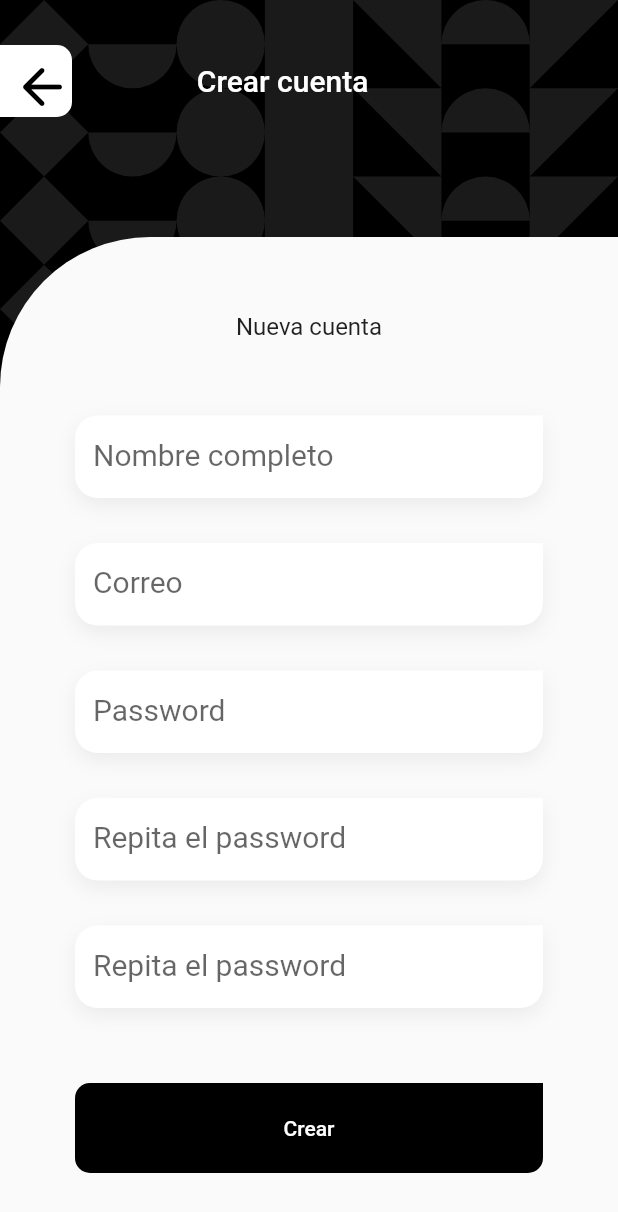
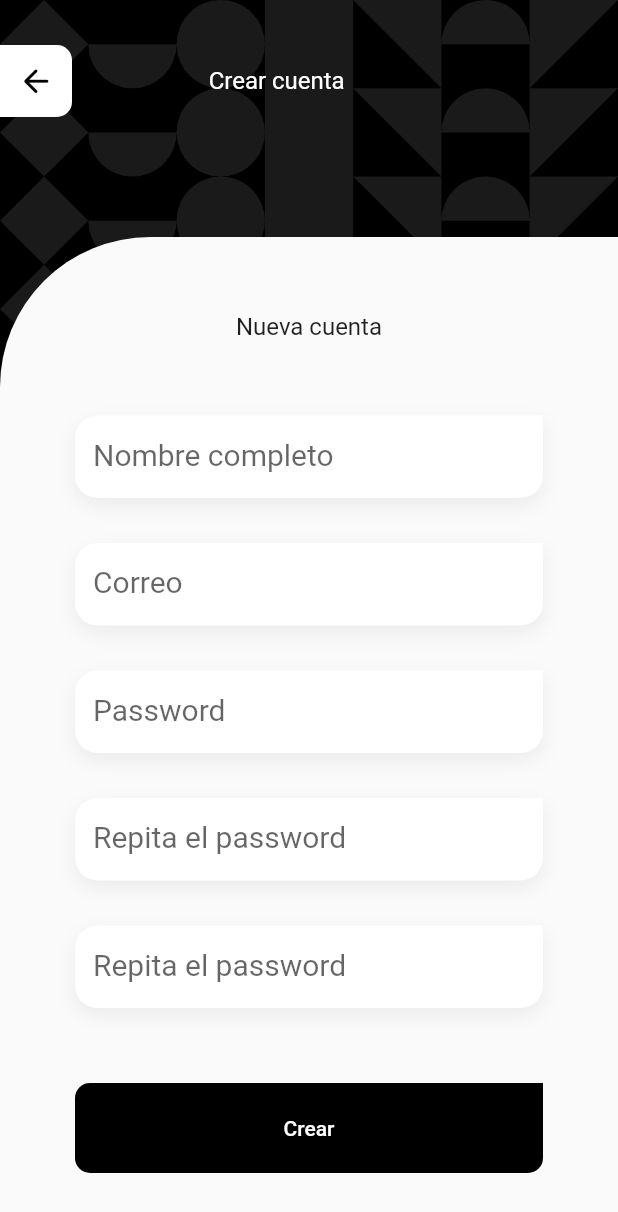
Before and after one commit to valeroman/FT-Basic-Auth, a Flutter app: the screen it shows after launch, after a tap on "Crea una aquí", on a phone screen of 412 x 824 dp. Shown: the top 1212 px of the screen. Run offline on Flutter 3.47's test engine with Material 2 defaults, Android fonts, the phone set to English and light mode, and no system bars; our stand-ins replace go_router, google_fonts; statements that could not run were skipped; project files that could hold a hidden picture were left out.

Commit message:
ui android - ios

```diff
--- a/lib/features/auth/presentation/screens/login_screen.dart
+++ b/lib/features/auth/presentation/screens/login_screen.dart
@@ -29,7 +29,7 @@ class LoginScreen extends StatelessWidget {
                   const Icon(
                     Icons.production_quantity_limits_rounded,
                     color: Colors.white,
-                    size: 100,
+                    size: 70,
                   ),
 
                   const SizedBox( height: 60 ),
@@ -70,7 +70,7 @@ class _LoginForm extends StatelessWidget {
         children: [
 
           const SizedBox( height: 40 ),
-          Text('Login', style: textStyle.titleLarge),
+          Text('Login', style: textStyle.titleMedium),
           const SizedBox( height: 50 ),
 
           const CustomTextFormField(
@@ -97,7 +97,7 @@ class _LoginForm extends StatelessWidget {
             ),
           ),
 
-          const Spacer( flex: 1 ),
+          const Spacer( flex: 2 ),
 
           Row(
             mainAxisAlignment: MainAxisAlignment.center,
--- a/lib/features/auth/presentation/screens/register_screen.dart
+++ b/lib/features/auth/presentation/screens/register_screen.dart
@@ -39,11 +39,11 @@ class RegisterScreen extends StatelessWidget {
                             if ( !context.canPop() ) return;
                             context.pop();
                           },
-                          icon: const Icon( Icons.arrow_back_rounded, size: 40, color: Colors.black,),
+                          icon: const Icon( Icons.arrow_back_rounded, size: 25, color: Colors.black,),
                         ),
                       ),
                       const Spacer(flex: 1),
-                      Text('Crear cuenta', style: textStyles.titleLarge?.copyWith(color: Colors.white)),
+                      Text('Crear cuenta', style: textStyles.titleMedium?.copyWith(color: Colors.white)),
                       const Spacer(flex: 2),
                     ],
                   ),
@@ -51,7 +51,7 @@ class RegisterScreen extends StatelessWidget {
                   const SizedBox( height: 80),
 
                   Container(
-                    height: size.height - 100,
+                    height: size.height + 20,
                     width: double.infinity,
                     decoration: BoxDecoration(
                       color: scaffoldBackgroundColor,
```
